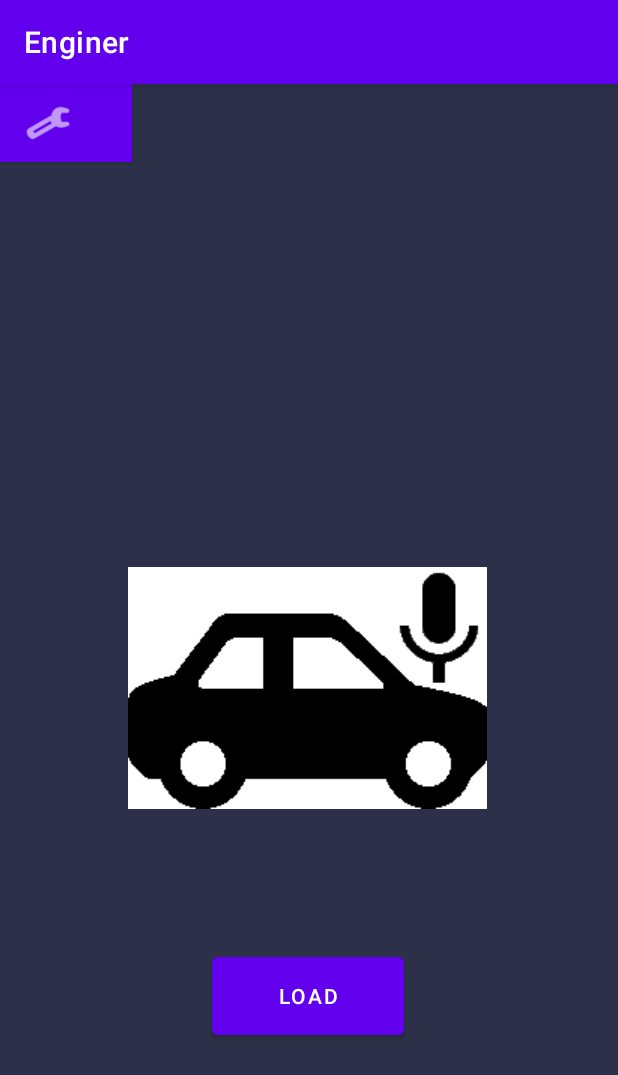
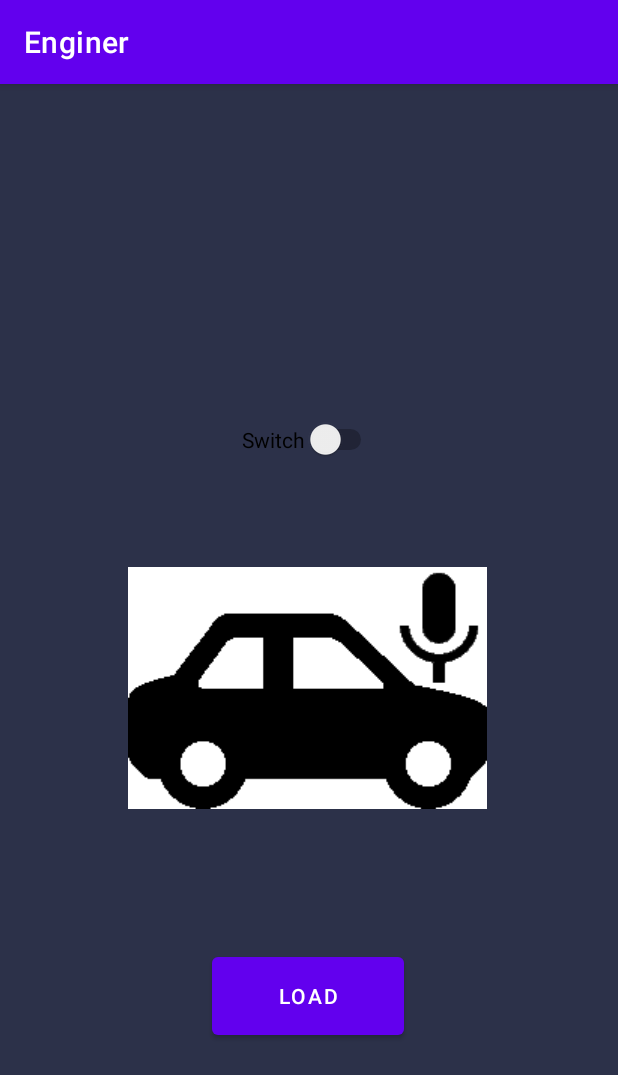
Before and after one commit to lcaprioli17/Enginer, an Android app: the screen it shows after launch (MainActivity), on a phone screen of 412 x 824 dp. Shown: the top 1075 px of the screen. Run offline under Robolectric (Android 15) with nearby library versions, the phone set to English and light mode, and no system bars; libraries missing offline, so code that uses them is left out: org.checkerframework.checker, org.tensorflow.lite.

Commit message:
Modifiche fatte in aula

```diff
--- a/app/src/main/AndroidManifest.xml
+++ b/app/src/main/AndroidManifest.xml
@@ -13,9 +13,6 @@
         android:roundIcon="@drawable/sedan_icon_28"
         android:supportsRtl="true"
         android:theme="@style/Theme.Enginer">
-        <activity
-            android:name=".SettingsActivity"
-            android:exported="false" />
         <activity
             android:name=".LoadActivity"
             android:exported="false" />
--- a/app/src/main/java/com/example/enginer/MainActivity.java
+++ b/app/src/main/java/com/example/enginer/MainActivity.java
@@ -23,6 +23,8 @@ import android.os.Build;
 import android.os.Bundle;
 import android.view.View;
 import android.widget.Button;
+import android.widget.CompoundButton;
+import android.widget.Switch;
 import android.widget.Toast;
 
 import static android.Manifest.permission.CAPTURE_AUDIO_OUTPUT;
@@ -47,6 +49,8 @@ public class MainActivity extends AppCompatActivity{
     Button settings;
     private String [] sendRecPermission = {recPermission};
     private SensorManager sensorManager;
+    private Switch simpleSwitch1;
+
     private SensorEventListener listener = new SensorEventListener() {
         public void onSensorChanged(SensorEvent sensorEvent) {
             if (sensorEvent.sensor.getType() == Sensor.TYPE_ACCELEROMETER) {
@@ -80,25 +84,23 @@ public class MainActivity extends AppCompatActivity{
     protected void onCreate(Bundle savedInstanceState) {
         super.onCreate(savedInstanceState);
         setContentView(R.layout.activity_main);
+        simpleSwitch1 = (Switch) findViewById(R.id.switch1);
+        simpleSwitch1.setOnCheckedChangeListener(new CompoundButton.OnCheckedChangeListener() {
+            public void onCheckedChanged(CompoundButton buttonView, boolean isChecked) {
+                if (isChecked) {
+                        sensorManager.registerListener(listener, sensorManager.getDefaultSensor(Sensor.TYPE_ACCELEROMETER), SensorManager.SENSOR_DELAY_NORMAL);
+
+                } else {
+                    sensorManager.unregisterListener(listener);
+                    }
+            }
+        });
+//                    (ContextCompat.checkSelfPermission(this, recPermission) == PackageManager.PERMISSION_GRANTED)
         sensorManager=(SensorManager) getSystemService(SENSOR_SERVICE);
         askRec();
-        if(ContextCompat.checkSelfPermission(this, recPermission) == PackageManager.PERMISSION_GRANTED)
-            sensorManager.registerListener(listener, sensorManager.getDefaultSensor(Sensor.TYPE_ACCELEROMETER), SensorManager.SENSOR_DELAY_NORMAL);
-        settings= (Button) findViewById(R.id.settings);
-        settings.setOnClickListener(new View.OnClickListener() {
-            @Override
-            public void onClick(View view) {
-                openSettings();
-            }
-        });
+
 
     }
-
-    private void openSettings() {
-        Intent intent= new Intent(this,SettingsActivity.class);
-        startActivity(intent);
-    }
-
 
     // Request permission to record
     @RequiresApi(api = Build.VERSION_CODES.M)
--- a/app/src/main/res/layout/activity_main.xml
+++ b/app/src/main/res/layout/activity_main.xml
@@ -33,14 +33,15 @@
         app:layout_constraintHorizontal_bias="0.498"
         app:layout_constraintStart_toStartOf="parent" />
 
-    <Button
-        android:id="@+id/settings"
+    <Switch
+        android:id="@+id/switch1"
         android:layout_width="wrap_content"
         android:layout_height="wrap_content"
-        android:background="#2D3250"
-        android:backgroundTint="#282D49"
-        app:icon="@android:drawable/ic_menu_manage"
-        app:iconTint="#FFFFFF"
-        tools:layout_editor_absoluteX="289dp"
-        tools:layout_editor_absoluteY="24dp" />
+        android:layout_marginTop="152dp"
+        android:text="Switch"
+        app:layout_constraintBottom_toTopOf="@+id/classifyButton"
+        app:layout_constraintEnd_toEndOf="parent"
+        app:layout_constraintHorizontal_bias="0.5"
+        app:layout_constraintStart_toStartOf="parent"
+        app:layout_constraintTop_toTopOf="parent" />
 </androidx.constraintlayout.widget.ConstraintLayout>
```
Also changed, not shown: app/src/main/java/com/example/enginer/SettingsActivity.java (deleted, +0 -36 lines), app/src/main/res/layout/activity_settings.xml (deleted, +0 -30 lines).
